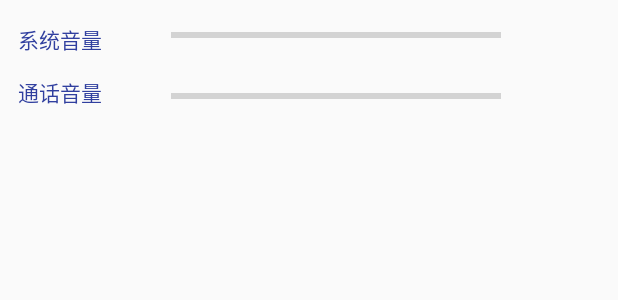
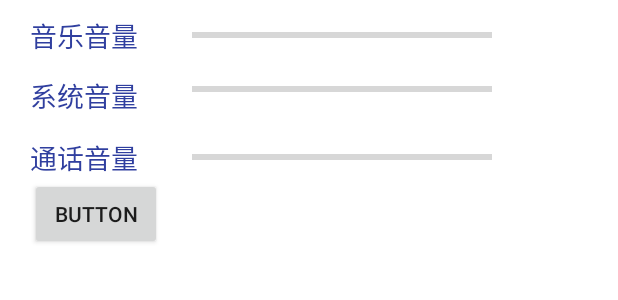
Before and after one commit to corpsele/SystemControl, an Android app: the layout system_control_widget.xml on its own in the app's theme, with its tools: preview values and no code run, on a phone screen of 412 x 824 dp. Shown: the top 300 px of the screen. Run offline under Robolectric (Android 15) with nearby library versions, the light colour scheme and no system bars.

Commit message:
Upgrade Acc

```diff
--- a/app/src/main/AndroidManifest.xml
+++ b/app/src/main/AndroidManifest.xml
@@ -64,6 +64,7 @@
         <receiver android:name=".SystemControlWidget">
             <intent-filter>
                 <action android:name="android.appwidget.action.APPWIDGET_UPDATE" />
+                <action android:name="android.appwidget.action.APPWIDGET_CLICK" />
             </intent-filter>
 
             <meta-data
--- a/app/src/main/java/com/systemcontrol/corpsele/systemcontrol/SystemControlWidgetConfigureActivity.java
+++ b/app/src/main/java/com/systemcontrol/corpsele/systemcontrol/SystemControlWidgetConfigureActivity.java
@@ -36,7 +36,7 @@ public class SystemControlWidgetConfigureActivity extends Activity {
 
             // It is the responsibility of the configuration activity to update the app widget
             AppWidgetManager appWidgetManager = AppWidgetManager.getInstance(context);
-            SystemControlWidget.updateAppWidget(context, appWidgetManager, mAppWidgetId);
+            SystemControlWidget.updateAppWidget(context, appWidgetManager, new int[]{mAppWidgetId});
 
             // Make sure we pass back the original appWidgetId
             Intent resultValue = new Intent();
--- a/app/src/main/res/layout/system_control_widget.xml
+++ b/app/src/main/res/layout/system_control_widget.xml
@@ -2,18 +2,23 @@
     xmlns:app="http://schemas.android.com/apk/res-auto"
     android:layout_width="match_parent"
     android:layout_height="match_parent"
+    android:background="#FFFFFF"
+    android:backgroundTint="#FFFFFF"
+    android:backgroundTintMode="screen"
     android:padding="@dimen/widget_margin">
 
     <TextView
         android:id="@+id/tvWidget1"
         android:layout_width="wrap_content"
         android:layout_height="wrap_content"
+        android:layout_alignTop="@id/tvTextView3"
         android:layout_alignParentStart="true"
         android:layout_alignParentTop="true"
-        android:layout_marginStart="12dp"
-        android:layout_marginTop="15dp"
+        android:layout_marginStart="20dp"
+        android:layout_marginTop="50dp"
         android:text="@string/widget_string_system_voice"
-        android:textColor="@color/colorPrimaryDark" />
+        android:textColor="@color/colorPrimaryDark"
+        android:textSize="18sp" />
 
     <TextView
         android:id="@+id/tvSystemNum"
@@ -27,34 +32,71 @@
         android:id="@+id/tvWidget2"
         android:layout_width="wrap_content"
         android:layout_height="wrap_content"
+        android:layout_below="@+id/tvWidget1"
         android:layout_alignStart="@+id/tvWidget1"
-        android:layout_below="@+id/tvWidget1"
         android:layout_marginTop="14dp"
         android:text="@string/widget_string_voip_voice"
-        android:textColor="@color/colorPrimaryDark" />
+        android:textColor="@color/colorPrimaryDark"
+        android:textSize="18sp" />
 
     <TextView
         android:id="@+id/tvVoipNum"
         android:layout_width="wrap_content"
         android:layout_height="wrap_content"
-        android:layout_alignBottom="@+id/tvWidget2"
-        android:layout_alignStart="@+id/tvSystemNum" />
+        android:layout_alignStart="@+id/tvSystemNum"
+        android:layout_alignBottom="@+id/tvWidget2" />
 
     <ProgressBar
         android:id="@+id/progressBar1"
         style="?android:attr/progressBarStyleHorizontal"
-        android:layout_width="220dp"
+        android:layout_width="200dp"
         android:layout_height="wrap_content"
         android:layout_alignTop="@+id/tvSystemNum"
-        android:layout_marginStart="32dp"
+        android:layout_alignBottom="@id/tvSystemNum"
+        android:layout_marginStart="22dp"
         android:layout_toEndOf="@+id/tvSystemNum" />
 
     <ProgressBar
         android:id="@+id/progressBar2"
         style="?android:attr/progressBarStyleHorizontal"
-        android:layout_width="220dp"
+        android:layout_width="200dp"
         android:layout_height="wrap_content"
-        android:layout_alignBottom="@+id/tvVoipNum"
-        android:layout_alignStart="@+id/progressBar1" />
+        android:layout_alignStart="@+id/progressBar1"
+        android:layout_alignTop="@id/tvWidget2"
+        android:layout_alignBottom="@id/tvWidget2" />
+
+    <ProgressBar
+        android:id="@+id/progressBar3"
+        style="?android:attr/progressBarStyleHorizontal"
+        android:layout_width="200dp"
+        android:layout_height="wrap_content"
+        android:layout_alignLeft="@id/progressBar2"
+        android:layout_alignTop="@id/tvTextView3"
+        android:layout_alignBottom="@id/tvTextView3" />
+
+    <TextView
+        android:id="@+id/tvTextView3"
+        android:layout_width="wrap_content"
+        android:layout_height="wrap_content"
+        android:layout_alignStart="@id/tvWidget1"
+        android:layout_marginTop="10dp"
+        android:text="音乐音量"
+        android:textColor="@color/colorPrimaryDark"
+        android:textSize="18sp" />
+
+    <TextView
+        android:id="@+id/tvMusicNum"
+        android:layout_width="wrap_content"
+        android:layout_height="wrap_content"
+        android:layout_alignStart="@id/tvSystemNum"
+        android:layout_alignBottom="@id/tvTextView3" />
+
+    <Button
+        android:id="@+id/btnShow"
+        android:layout_width="wrap_content"
+        android:layout_height="wrap_content"
+        android:layout_below="@id/tvWidget2"
+        android:layout_alignLeft="@id/tvWidget1"
+        android:text="Button" />
 
 </RelativeLayout>
--- a/app/src/main/res/values/strings.xml
+++ b/app/src/main/res/values/strings.xml
@@ -1,6 +1,6 @@
 <resources>
     <string name="app_name">SystemControl</string>
-    <string name="appwidget_text">EXAMPLE</string>
+    <string name="appwidget_text">SystemControl</string>
     <string name="configure">选择显示的控件</string>
     <string name="add_widget">添加小部件</string>
     <string name="main_string_voip_voice">通话音量</string>
```
Also changed, not shown: app/src/main/java/com/systemcontrol/corpsele/systemcontrol/MainActivityK1.kt (+6 -1 lines), app/src/main/java/com/systemcontrol/corpsele/systemcontrol/SystemControlWidget.java (+68 -8 lines), app/src/main/res/layout/activity_main_k1.xml (+10 -0 lines), app/src/main/res/layout/sytem_control_provider.xml (added, +16 -0 lines).
